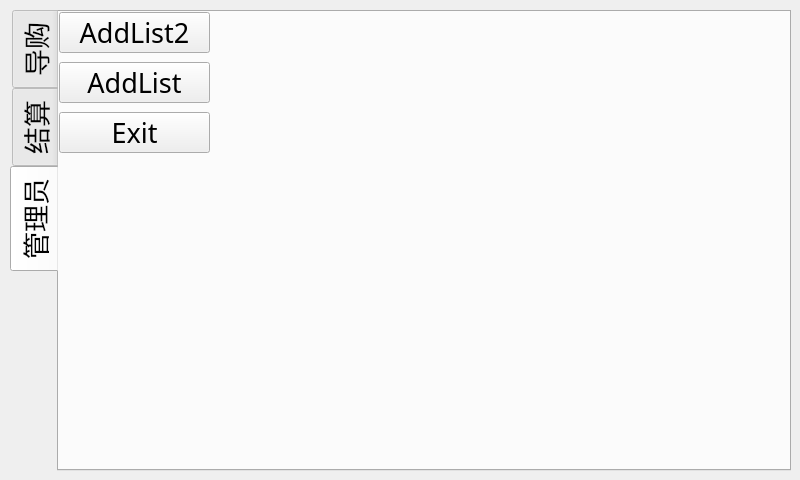
limelisest/pyqt5-guide, file ui/Ui_main.ui: the form before one commit.
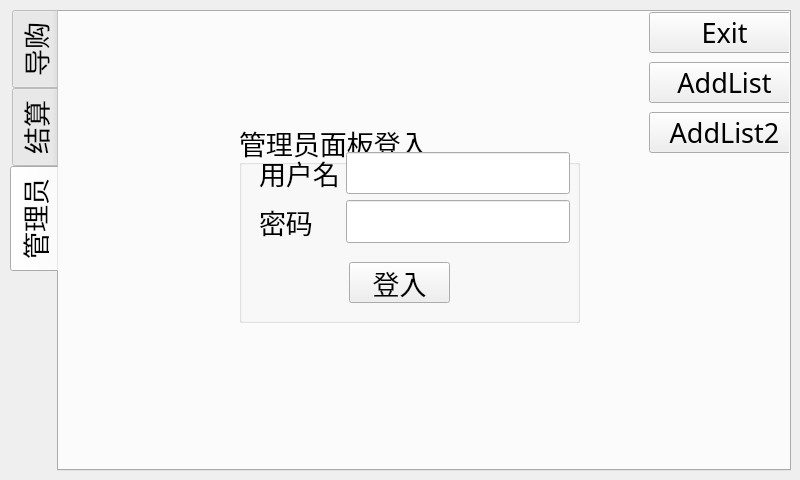
The form after the commit. The open tabs and pages were chosen to show the change.

Commit message: 添加了管理员面板，功能未实现

Patch:
```diff
--- a/ui/Ui_main.ui
+++ b/ui/Ui_main.ui
@@ -445,8 +445,8 @@
      <widget class="QPushButton" name="button_debug_3">
       <property name="geometry">
        <rect>
-        <x>0</x>
-        <y>0</y>
+        <x>590</x>
+        <y>100</y>
         <width>151</width>
         <height>41</height>
        </rect>
@@ -458,7 +458,7 @@
      <widget class="QPushButton" name="button_debug_2">
       <property name="geometry">
        <rect>
-        <x>0</x>
+        <x>590</x>
         <y>50</y>
         <width>151</width>
         <height>41</height>
@@ -471,8 +471,8 @@
      <widget class="QPushButton" name="button_debug_1">
       <property name="geometry">
        <rect>
-        <x>0</x>
-        <y>100</y>
+        <x>590</x>
+        <y>0</y>
         <width>151</width>
         <height>41</height>
        </rect>
@@ -481,6 +481,74 @@
        <string>Exit</string>
       </property>
      </widget>
+     <widget class="QGroupBox" name="groupBox_8">
+      <property name="geometry">
+       <rect>
+        <x>180</x>
+        <y>110</y>
+        <width>341</width>
+        <height>201</height>
+       </rect>
+      </property>
+      <property name="font">
+       <font>
+        <family>黑体</family>
+        <pointsize>20</pointsize>
+       </font>
+      </property>
+      <property name="title">
+       <string>管理员面板登入</string>
+      </property>
+      <widget class="QWidget" name="formLayoutWidget">
+       <property name="geometry">
+        <rect>
+         <x>20</x>
+         <y>30</y>
+         <width>311</width>
+         <height>91</height>
+        </rect>
+       </property>
+       <layout class="QFormLayout" name="formLayout">
+        <item row="0" column="0">
+         <widget class="QLabel" name="label_2">
+          <property name="text">
+           <string>用户名</string>
+          </property>
+         </widget>
+        </item>
+        <item row="1" column="0">
+         <widget class="QLabel" name="label_3">
+          <property name="text">
+           <string>密码</string>
+          </property>
+         </widget>
+        </item>
+        <item row="0" column="1">
+         <widget class="QLineEdit" name="line_user"/>
+        </item>
+        <item row="1" column="1">
+         <widget class="QLineEdit" name="line_password">
+          <property name="echoMode">
+           <enum>QLineEdit::Password</enum>
+          </property>
+         </widget>
+        </item>
+       </layout>
+      </widget>
+      <widget class="QPushButton" name="button_enter_operator">
+       <property name="geometry">
+        <rect>
+         <x>110</x>
+         <y>140</y>
+         <width>101</width>
+         <height>41</height>
+        </rect>
+       </property>
+       <property name="text">
+        <string>登入</string>
+       </property>
+      </widget>
+     </widget>
     </widget>
    </widget>
   </widget>
```
Left out of the diff: 2 changed lines with no effect on the pictures. The commit also changes 5 other files.
